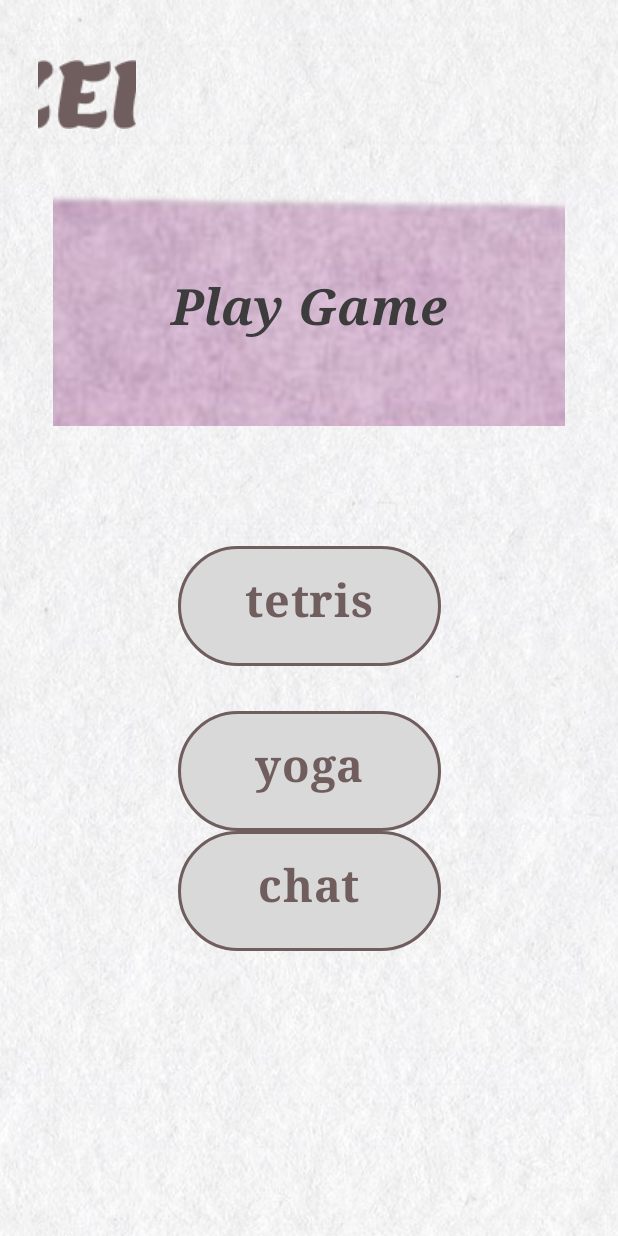
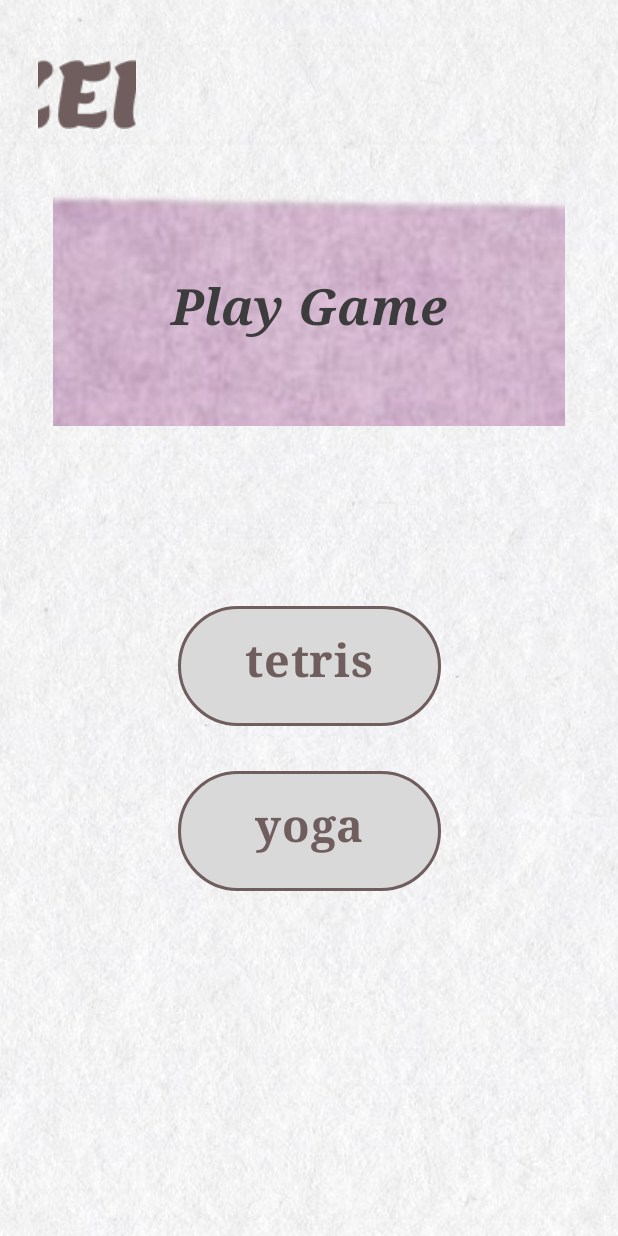
Before and after one commit to TeamS2-ICCAS2024/ZEN-android, an Android app built with Jetpack Compose: the screen it shows after launch (MainActivity), on a phone screen of 412 x 824 dp. Run offline under Robolectric (Android 15) with nearby library versions, the phone set to English and light mode, and no system bars; pictures from the network do not load; 1 statement that could not run was skipped.

Commit message:
refactor: simple adjustments of tetris

```diff
--- a/app/src/main/java/com/iccas/zen/presentation/heart/CountDownScreen.kt
+++ b/app/src/main/java/com/iccas/zen/presentation/heart/CountDownScreen.kt
@@ -19,7 +19,8 @@ import com.iccas.zen.presentation.components.BasicBackground
 
 @Composable
 fun CountDownScreen(
-    navController: NavController
+    navController: NavController,
+    route: String
 ) {
     var currentImageIndex by remember { mutableIntStateOf(0) }
     val images = listOf(
@@ -34,7 +35,7 @@ fun CountDownScreen(
             currentImageIndex = (currentImageIndex + 1) % images.size
         }
         delay(1000L)
-        navController.navigate("tetris_game")
+        navController.navigate(route)
     }
 
     BasicBackground {
--- a/app/src/main/java/com/iccas/zen/presentation/heart/GuideMeasureBaseScreen.kt
+++ b/app/src/main/java/com/iccas/zen/presentation/heart/GuideMeasureBaseScreen.kt
@@ -40,7 +40,7 @@ fun GuideMeasureBaseScreen(
             horizontalAlignment = Alignment.CenterHorizontally
         ) {
             Text(
-                text = "To measure your\nheart rate\nPlease put on your\nwatch!",
+                text = "To measure your\nheart rate,\nPlease put on your\nwatch !",
                 fontSize = 23.sp,
                 textAlign = TextAlign.Center,
                 lineHeight = 30.sp
--- a/app/src/main/java/com/iccas/zen/presentation/home/GameSelectScreen.kt
+++ b/app/src/main/java/com/iccas/zen/presentation/home/GameSelectScreen.kt
@@ -36,10 +36,10 @@ fun GameSelectScreen(
                 type = "tetris",
                 onClick = { navController.navigate("guide_measure_base") })
             Spacer(modifier = Modifier.height(30.dp))
-            GameSelectBox(type = "yoga", onClick = {})
+
             GameSelectBox(
-                type = "chat",
-                onClick = { navController.navigate("") })
+                type = "yoga",
+                onClick = { navController.navigate("start_yoga") })
             Spacer(modifier = Modifier.height(30.dp))
         }
     }
--- a/app/src/main/java/com/iccas/zen/presentation/tetris/TetrisGameOverScreen.kt
+++ b/app/src/main/java/com/iccas/zen/presentation/tetris/TetrisGameOverScreen.kt
@@ -24,7 +24,7 @@ import androidx.compose.ui.text.font.FontWeight
 import androidx.compose.ui.unit.dp
 import androidx.compose.ui.unit.sp
 import com.iccas.zen.R
-import com.iccas.zen.presentation.tetris.tetrisComponents.ReplayAndExitControlButtons
+import com.iccas.zen.presentation.components.ReplayAndExitControlButtons
 import com.iccas.zen.ui.theme.Green50
 import com.iccas.zen.ui.theme.Red50
 
@@ -91,12 +91,14 @@ fun TetrisGameOverScreen(
         Spacer(modifier = Modifier.height(50.dp))
 
         ReplayAndExitControlButtons(
+            modifier  = Modifier.size(110.dp, 50.dp),
             onReplay = onReplay,
             onExit = onExit,
             replayButtonBackground = Green50,
             exitButtonBackground = Red50,
             replayIconColor = Color.Black,
-            exitIconColor = Color.Black
+            exitIconColor = Color.Black,
+            iconSize = 30.dp
         )
     }
 }
--- a/app/src/main/java/com/iccas/zen/presentation/tetris/tetrisComponents/GameButton.kt
+++ b/app/src/main/java/com/iccas/zen/presentation/tetris/tetrisComponents/GameButton.kt
@@ -1,5 +1,6 @@
 package com.iccas.zen.presentation.tetris.tetrisComponents
 
+import android.annotation.SuppressLint
 import android.view.MotionEvent.*
 import androidx.compose.foundation.background
 import androidx.compose.foundation.clickable
@@ -27,6 +28,7 @@ import kotlinx.coroutines.channels.ticker
 import kotlinx.coroutines.flow.receiveAsFlow
 import kotlinx.coroutines.launch
 
+@SuppressLint("UnrememberedMutableInteractionSource")
 @OptIn(ExperimentalComposeUiApi::class)
 @Composable
 fun GameButton(
```
Also changed, not shown: app/src/main/java/com/iccas/zen/presentation/components/PlayControlButton.kt (renamed from app/src/main/java/com/iccas/zen/presentation/tetris/tetrisComponents/PlayControlButton.kt, +15 -11 lines).
